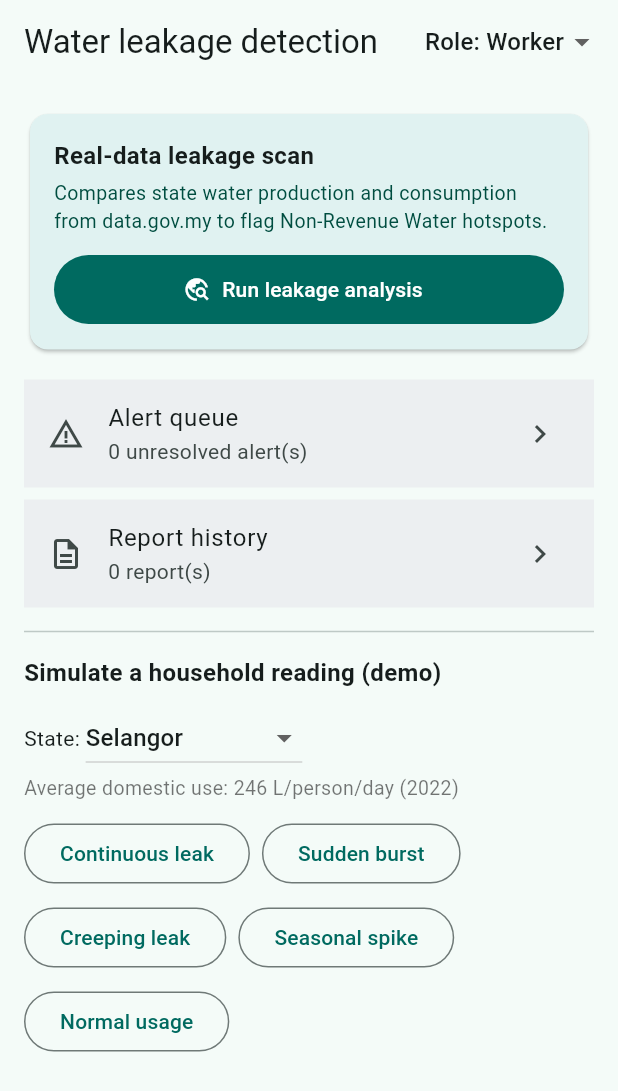
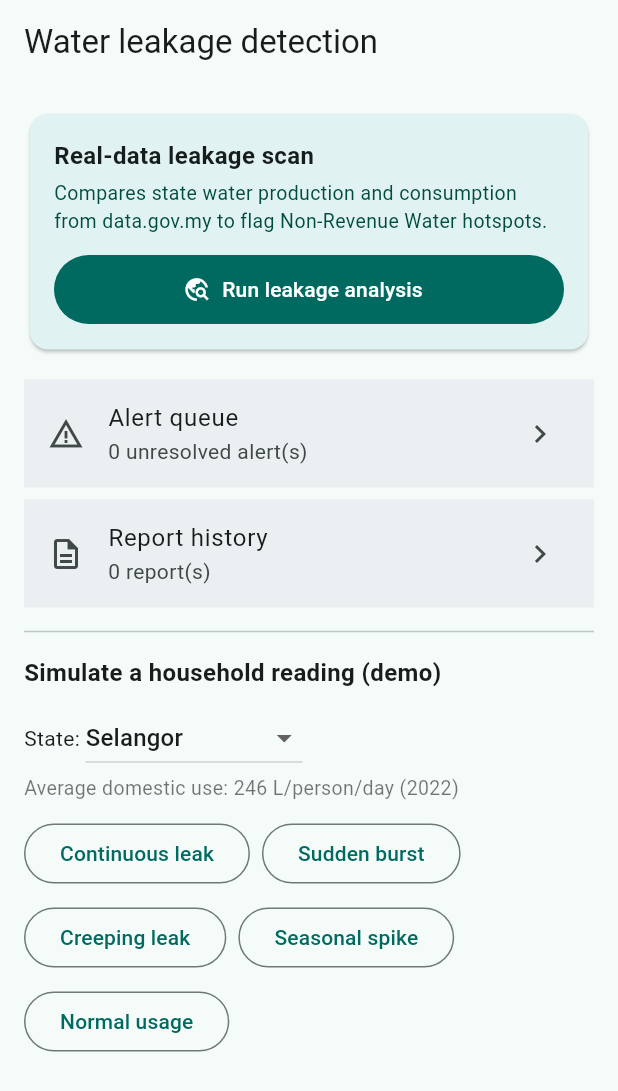
Before and after one commit to TanZhengYang0912/Mobile-Assignmnet, a Flutter app: the screen it shows after launch, on a phone screen of 412 x 824 dp. Shown: the top 1091 px of the screen. Run offline on Flutter 3.47's test engine with Material 3 defaults, Android fonts, the phone set to English and light mode, and no system bars; our stand-ins replace csv, sqflite, supabase_flutter; accounts and stored records are empty.

Commit message:
Remove simulated role switcher and dead dismiss workflow

```diff
--- a/lib/modules/leakage/screens/home_screen.dart
+++ b/lib/modules/leakage/screens/home_screen.dart
@@ -34,24 +34,6 @@ class _HomeScreenState extends State<HomeScreen> {
     return Scaffold(
       appBar: AppBar(
         title: const Text('Water leakage detection'),
-        actions: [
-          Padding(
-            padding: const EdgeInsets.only(right: 12),
-            child: DropdownButton<UserRole>(
-              value: app.role,
-              underline: const SizedBox.shrink(),
-              onChanged: (role) {
-                if (role != null) app.switchRole(role);
-              },
-              items: UserRole.values
-                  .map((r) => DropdownMenuItem(
-                        value: r,
-                        child: Text('Role: ${r.label}'),
-                      ))
-                  .toList(),
-            ),
-          ),
-        ],
       ),
       body: ListView(
         padding: const EdgeInsets.all(16),
--- a/lib/modules/leakage/state/app_state.dart
+++ b/lib/modules/leakage/state/app_state.dart
@@ -8,14 +8,6 @@ import '../services/explainer.dart';
 import '../services/nrw_service.dart';
 import '../services/simulation_service.dart';
 
-enum UserRole {
-  worker('Worker'),
-  admin('Admin');
-
-  final String label;
-  const UserRole(this.label);
-}
-
 class AppState extends ChangeNotifier {
   final BaselineService baseline;
   final NrwService nrw;
@@ -23,7 +15,6 @@ class AppState extends ChangeNotifier {
   final SimulationService simulation;
   final Explainer explainer;
 
-  UserRole _role = UserRole.worker;
   List<Alert> _alerts = [];
   List<Report> _reports = [];
   bool _loading = true;
@@ -36,8 +27,6 @@ class AppState extends ChangeNotifier {
     Explainer? explainer,
   }) : explainer = explainer ?? Explainer();
 
-  UserRole get role => _role;
-  bool get isAdmin => _role == UserRole.admin;
   String get workerName => 'Worker X';
   List<Alert> get alerts => _alerts;
   List<Report> get reports => _reports;
@@ -72,11 +61,6 @@ class AppState extends ChangeNotifier {
     await nrw.load();
     await refresh();
     _loading = false;
-    notifyListeners();
-  }
-
-  void switchRole(UserRole role) {
-    _role = role;
     notifyListeners();
   }
 
@@ -123,11 +107,6 @@ class AppState extends ChangeNotifier {
     await refresh();
   }
 
-  Future<void> dismissAlert(int alertId) async {
-    await repository.dismissAlert(alertId);
-    await refresh();
-  }
-
   Future<void> saveReport(Report report) async {
     if (report.id == null) {
       await repository.insertReport(report);
```
